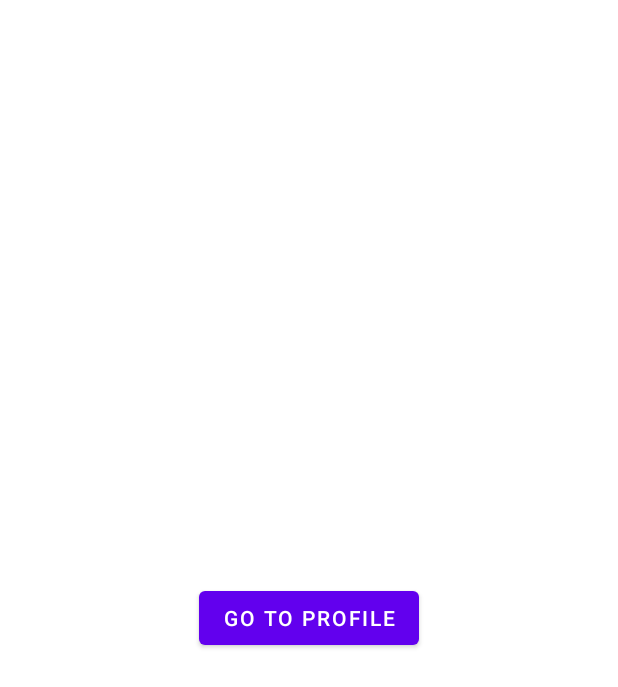
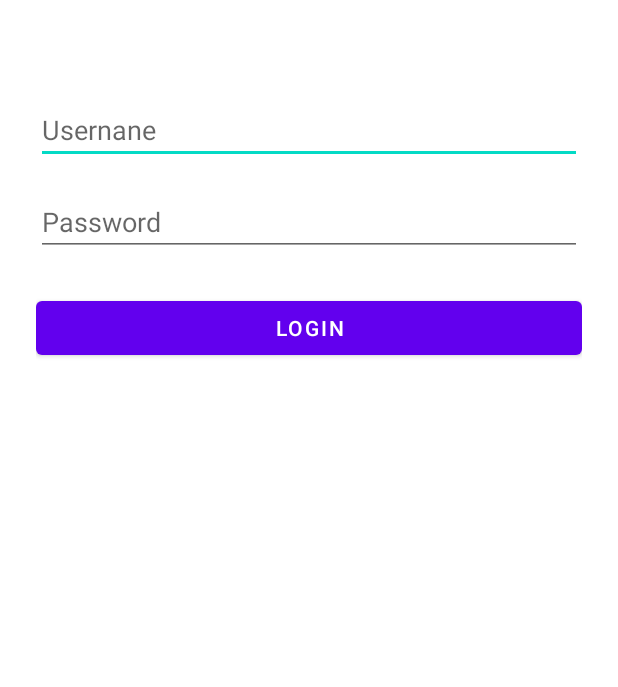
Before and after one commit to vetalitet/UserAccountApp, an Android app: the screen it shows after launch (MainActivity), on a phone screen of 412 x 824 dp. Shown: the top 687 px of the screen. Run offline under Robolectric (Android 15) with nearby library versions, the phone set to English and light mode, and no system bars; our stand-ins replace Dagger/Hilt's generated code; 1 statement that could not run was skipped.

Commit message:
added basic LoginFragment + ViewModel

```diff
--- a/app/src/main/java/com/vetalitet/useraccountapp/MainActivity.kt
+++ b/app/src/main/java/com/vetalitet/useraccountapp/MainActivity.kt
@@ -3,7 +3,9 @@ package com.vetalitet.useraccountapp
 import android.os.Bundle
 import androidx.appcompat.app.AppCompatActivity
 import com.vetalitet.useraccountapp.databinding.ActivityMainBinding
+import dagger.hilt.android.AndroidEntryPoint
 
+@AndroidEntryPoint
 class MainActivity : AppCompatActivity() {
 
     private lateinit var binding: ActivityMainBinding
--- /dev/null
+++ b/app/src/main/java/com/vetalitet/useraccountapp/core/base/BaseFragment.kt
@@ -0,0 +1,13 @@
+package com.vetalitet.useraccountapp.core.base
+
+import android.widget.Toast
+import android.widget.Toast.LENGTH_LONG
+import androidx.fragment.app.Fragment
+
+abstract class BaseFragment : Fragment() {
+
+    protected fun showError(message: String?) {
+        Toast.makeText(requireContext(), message ?: "Unknown error", LENGTH_LONG).show()
+    }
+
+}
--- a/app/src/main/java/com/vetalitet/useraccountapp/data/repository/UserRepositoryImpl.kt
+++ b/app/src/main/java/com/vetalitet/useraccountapp/data/repository/UserRepositoryImpl.kt
@@ -1,6 +1,7 @@
 package com.vetalitet.useraccountapp.data.repository
 
 import android.content.Context
+import com.fasterxml.jackson.module.kotlin.jacksonObjectMapper
 import com.vetalitet.useraccountapp.data.entities.User
 import com.vetalitet.useraccountapp.domain.repository.UserRepository
 import dagger.hilt.android.qualifiers.ApplicationContext
@@ -12,8 +13,12 @@ class UserRepositoryImpl @Inject constructor(
     @ApplicationContext private val context: Context
 ) : UserRepository {
 
+    private val mapper = jacksonObjectMapper()
+
     override fun loadUserData(): User {
-        TODO("Not yet implemented")
+        val inputStream = context.assets.open("login_response.json")
+        val jsonString = inputStream.bufferedReader().use { it.readText() }
+        return mapper.readValue(jsonString, User::class.java)
     }
 
 }
--- a/app/src/main/java/com/vetalitet/useraccountapp/di/DomainModule.kt
+++ b/app/src/main/java/com/vetalitet/useraccountapp/di/DomainModule.kt
@@ -15,4 +15,5 @@ abstract class DomainModule {
     abstract fun bindUserRepository(
         userRepositoryImpl: UserRepositoryImpl
     ): UserRepository
+
 }
--- a/app/src/main/java/com/vetalitet/useraccountapp/presentation/login/LoginFragment.kt
+++ b/app/src/main/java/com/vetalitet/useraccountapp/presentation/login/LoginFragment.kt
@@ -4,16 +4,25 @@ import android.os.Bundle
 import android.view.LayoutInflater
 import android.view.View
 import android.view.ViewGroup
-import android.widget.Button
+import android.widget.Toast
 import androidx.fragment.app.Fragment
+import androidx.fragment.app.viewModels
+import androidx.lifecycle.Lifecycle
+import androidx.lifecycle.lifecycleScope
+import androidx.lifecycle.repeatOnLifecycle
 import androidx.navigation.fragment.findNavController
 import com.vetalitet.useraccountapp.R
+import com.vetalitet.useraccountapp.core.UiState
+import com.vetalitet.useraccountapp.core.base.BaseFragment
 import com.vetalitet.useraccountapp.databinding.FragmentLoginBinding
-import com.vetalitet.useraccountapp.databinding.FragmentProfileBinding
+import dagger.hilt.android.AndroidEntryPoint
+import kotlinx.coroutines.launch
 
-class LoginFragment : Fragment() {
+@AndroidEntryPoint
+class LoginFragment : BaseFragment() {
 
     private lateinit var binding: FragmentLoginBinding
+    private val viewModel: LoginViewModel by viewModels()
 
     override fun onCreateView(
         inflater: LayoutInflater,
@@ -25,9 +34,45 @@ class LoginFragment : Fragment() {
     }
 
     override fun onViewCreated(view: View, savedInstanceState: Bundle?) {
-        view.findViewById<Button>(R.id.button_login).setOnClickListener {
-            findNavController().navigate(R.id.action_loginFragment_to_profileFragment)
+        loadData()
+        handleResults()
+        handleLoginClick()
+    }
+
+    private fun handleLoginClick() {
+        binding.buttonLogin.setOnClickListener {
+            viewModel.login(binding.etLogin.text.toString(), binding.etPassword.text.toString())
         }
+    }
+
+    private fun handleResults() {
+        viewLifecycleOwner.lifecycleScope.launch {
+            viewLifecycleOwner.repeatOnLifecycle(Lifecycle.State.STARTED) {
+                viewModel.loginFlow.collect { state ->
+                    when (state) {
+                        is UiState.Success -> {
+                            state.result?.let { res ->
+                                if (res) {
+                                    findNavController().navigate(R.id.action_loginFragment_to_profileFragment)
+                                } else {
+                                    showError("Invalid login or password")
+                                }
+                            }
+                        }
+                        is UiState.Error -> {
+                            showError(state.message)
+                        }
+                        is UiState.Loading -> {
+                            // Можна показати progress
+                        }
+                    }
+                }
+            }
+        }
+    }
+
+    private fun loadData() {
+        viewModel.loadUser()
     }
 
     companion object {
--- a/app/src/main/java/com/vetalitet/useraccountapp/presentation/login/LoginViewModel.kt
+++ b/app/src/main/java/com/vetalitet/useraccountapp/presentation/login/LoginViewModel.kt
@@ -1,12 +1,52 @@
 package com.vetalitet.useraccountapp.presentation.login
 
-import androidx.lifecycle.ViewModel
+import androidx.lifecycle.viewModelScope
+import com.vetalitet.useraccountapp.core.UiState
+import com.vetalitet.useraccountapp.core.base.BaseViewModel
+import com.vetalitet.useraccountapp.data.entities.User
 import com.vetalitet.useraccountapp.domain.repository.UserRepository
 import dagger.hilt.android.lifecycle.HiltViewModel
+import kotlinx.coroutines.flow.Flow
+import kotlinx.coroutines.flow.MutableStateFlow
+import kotlinx.coroutines.launch
 import javax.inject.Inject
 
 @HiltViewModel
 class LoginViewModel @Inject constructor(
     private val userRepository: UserRepository
-) : ViewModel() {
+) : BaseViewModel() {
+
+    private val _userFlow = MutableStateFlow<UiState<User>>(UiState.Success(null))
+    val userFlow: Flow<UiState<User>> = _userFlow
+
+    private val _loginFlow = MutableStateFlow<UiState<Boolean>>(UiState.Loading)
+    val loginFlow: Flow<UiState<Boolean>> = _loginFlow
+
+    fun loadUser() {
+        viewModelScope.launch {
+            try {
+                val user = userRepository.loadUserData()
+                _userFlow.emit(UiState.Success(user))
+            } catch (e: Exception) {
+                _userFlow.emit(UiState.Error(e.message ?: "Unknown Error"))
+            }
+        }
+    }
+
+    fun login(login: String, password: String) {
+        viewModelScope.launch {
+            val currentState = _userFlow.value
+            if (currentState is UiState.Success) {
+                val user = currentState.result
+                if (user != null && user.login == login && user.password == password) {
+                    _loginFlow.emit(UiState.Success(true))
+                } else {
+                    _loginFlow.emit(UiState.Success(false))
+                }
+            } else {
+                _loginFlow.emit(UiState.Error("User data not loaded"))
+            }
+        }
+    }
+
 }
--- a/app/src/main/res/layout/fragment_login.xml
+++ b/app/src/main/res/layout/fragment_login.xml
@@ -1,15 +1,40 @@
 <?xml version="1.0" encoding="utf-8"?>
-<LinearLayout xmlns:android="http://schemas.android.com/apk/res/android"
-    android:orientation="vertical"
-    android:gravity="center"
+<androidx.constraintlayout.widget.ConstraintLayout xmlns:android="http://schemas.android.com/apk/res/android"
+    xmlns:app="http://schemas.android.com/apk/res-auto"
     android:layout_width="match_parent"
     android:layout_height="match_parent"
-    android:padding="16dp">
+    android:padding="24dp">
+
+    <EditText
+        android:id="@+id/etLogin"
+        android:layout_width="0dp"
+        android:layout_height="wrap_content"
+        android:hint="Usernane"
+        android:inputType="textEmailAddress"
+        android:layout_marginTop="40dp"
+        app:layout_constraintTop_toTopOf="parent"
+        app:layout_constraintStart_toStartOf="parent"
+        app:layout_constraintEnd_toEndOf="parent"/>
+
+    <EditText
+        android:id="@+id/etPassword"
+        android:layout_width="0dp"
+        android:layout_height="wrap_content"
+        android:hint="Password"
+        android:inputType="textPassword"
+        android:layout_marginTop="16dp"
+        app:layout_constraintTop_toBottomOf="@+id/etLogin"
+        app:layout_constraintStart_toStartOf="parent"
+        app:layout_constraintEnd_toEndOf="parent"/>
 
     <Button
         android:id="@+id/button_login"
-        android:layout_width="wrap_content"
+        android:layout_width="0dp"
         android:layout_height="wrap_content"
-        android:text="Go to Profile" />
+        android:text="Login"
+        android:layout_marginTop="24dp"
+        app:layout_constraintTop_toBottomOf="@+id/etPassword"
+        app:layout_constraintStart_toStartOf="parent"
+        app:layout_constraintEnd_toEndOf="parent"/>
 
-</LinearLayout>
+</androidx.constraintlayout.widget.ConstraintLayout>
```
Also changed, not shown: app/src/main/java/com/vetalitet/useraccountapp/core/base/BaseViewModel.kt (added, +72 -0 lines).
